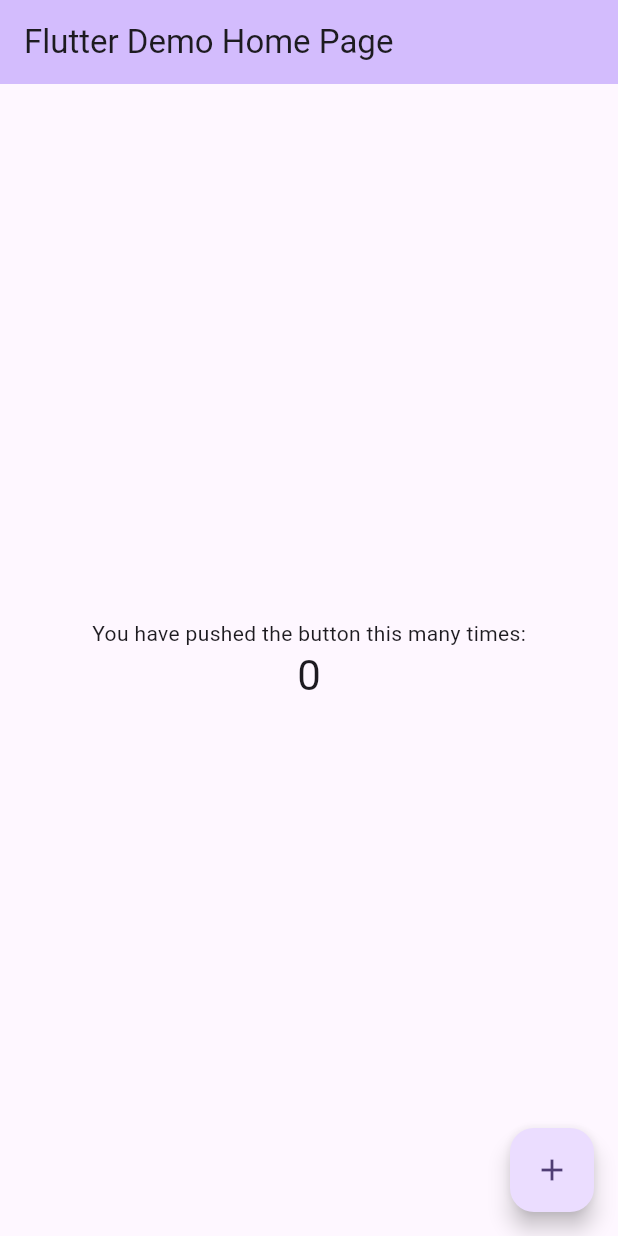
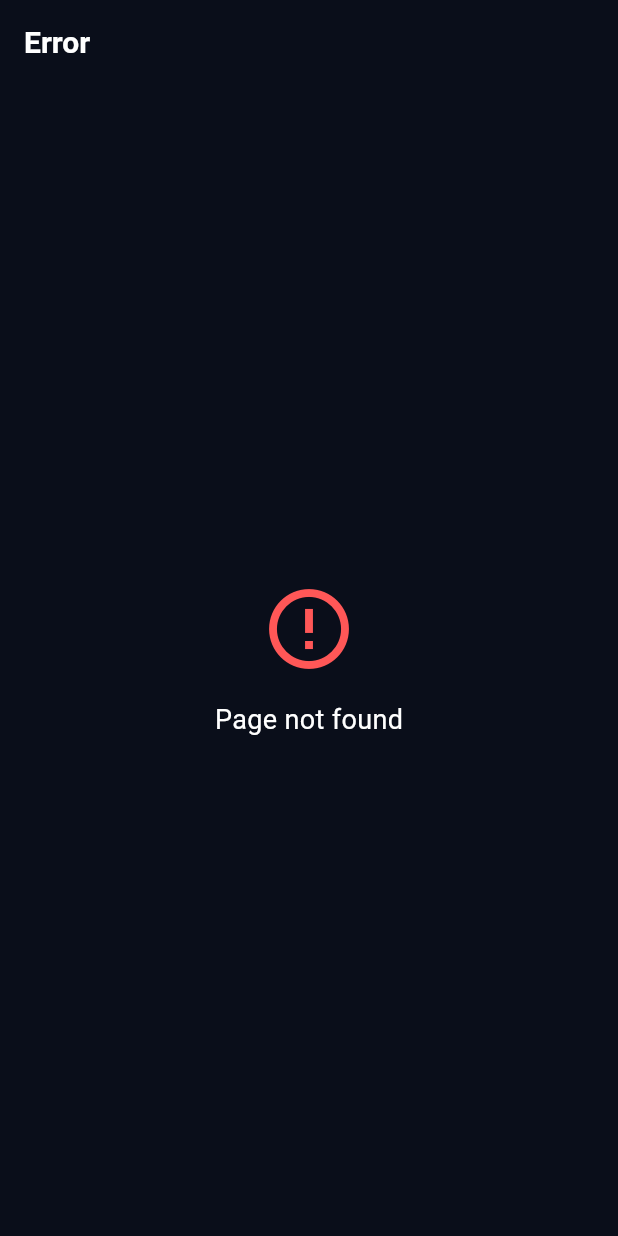
Before and after one commit to BrianPHL/fire-net, a Flutter app: the screen it shows after launch, on a phone screen of 412 x 824 dp. Run offline on Flutter 3.47's test engine with Material 3 defaults, Android fonts, the phone set to English and light mode, and no system bars.

Commit message:
feat(main): configure navigation and app setup

```diff
--- a/lib/main.dart
+++ b/lib/main.dart
@@ -1,121 +1,156 @@
 import 'package:flutter/material.dart';
+import 'core/theme/app_theme.dart';
+import 'core/theme/app_colors.dart';
+import 'core/constants/app_constants.dart';
+import 'routes/app_routes.dart';
+import 'features/auth/screens/login_screen.dart';
+import 'features/auth/screens/register_screen.dart';
+import 'features/user/screens/home_screen.dart';
+import 'features/user/screens/alerts_screen.dart';
+import 'features/user/screens/alert_history_screen.dart';
+import 'features/user/screens/alert_detail_screen.dart';
+import 'features/user/screens/sensor_detail_screen.dart';
+import 'models/alert.dart';
+import 'models/sensor_node.dart';
 
 void main() {
-  runApp(const MyApp());
+  runApp(const FireNetApp());
 }
 
-class MyApp extends StatelessWidget {
-  const MyApp({super.key});
+class FireNetApp extends StatelessWidget {
+  const FireNetApp({super.key});
 
-  // This widget is the root of your application.
   @override
   Widget build(BuildContext context) {
     return MaterialApp(
-      title: 'Flutter Demo',
-      theme: ThemeData(
-        // This is the theme of your application.
-        //
-        // TRY THIS: Try running your application with "flutter run". You'll see
-        // the application has a purple toolbar. Then, without quitting the app,
-        // try changing the seedColor in the colorScheme below to Colors.green
-        // and then invoke "hot reload" (save your changes or press the "hot
-        // reload" button in a Flutter-supported IDE, or press "r" if you used
-        // the command line to start the app).
-        //
-        // Notice that the counter didn't reset back to zero; the application
-        // state is not lost during the reload. To reset the state, use hot
-        // restart instead.
-        //
-        // This works for code too, not just values: Most code changes can be
-        // tested with just a hot reload.
-        colorScheme: .fromSeed(seedColor: Colors.deepPurple),
-      ),
-      home: const MyHomePage(title: 'Flutter Demo Home Page'),
+      title: AppConstants.appName,
+      debugShowCheckedModeBanner: false,
+      theme: AppTheme.darkTheme,
+      initialRoute: AppRoutes.initial,
+      onGenerateRoute: _onGenerateRoute,
     );
   }
-}
 
-class MyHomePage extends StatefulWidget {
-  const MyHomePage({super.key, required this.title});
+  Route<dynamic>? _onGenerateRoute(RouteSettings settings) {
+    switch (settings.name) {
+      // Auth routes
+      case AppRoutes.login:
+        return MaterialPageRoute(builder: (_) => const LoginScreen());
 
-  // This widget is the home page of your application. It is stateful, meaning
-  // that it has a State object (defined below) that contains fields that affect
-  // how it looks.
+      case AppRoutes.register:
+        return MaterialPageRoute(builder: (_) => const RegisterScreen());
 
-  // This class is the configuration for the state. It holds the values (in this
-  // case the title) provided by the parent (in this case the App widget) and
-  // used by the build method of the State. Fields in a Widget subclass are
-  // always marked "final".
+      // User routes
+      case AppRoutes.userHome:
+        return MaterialPageRoute(builder: (_) => const HomeScreen());
 
-  final String title;
+      case AppRoutes.alerts:
+        return MaterialPageRoute(builder: (_) => const AlertsScreen());
 
-  @override
-  State<MyHomePage> createState() => _MyHomePageState();
-}
+      case AppRoutes.alertHistory:
+        return MaterialPageRoute(builder: (_) => const AlertHistoryScreen());
 
-class _MyHomePageState extends State<MyHomePage> {
-  int _counter = 0;
+      case AppRoutes.alertDetail:
+        final alert = settings.arguments as Alert?;
+        if (alert != null) {
+          return MaterialPageRoute(
+            builder: (_) => AlertDetailScreen(alert: alert),
+          );
+        }
+        return _errorRoute('Alert not found');
 
-  void _incrementCounter() {
-    setState(() {
-      // This call to setState tells the Flutter framework that something has
-      // changed in this State, which causes it to rerun the build method below
-      // so that the display can reflect the updated values. If we changed
-      // _counter without calling setState(), then the build method would not be
-      // called again, and so nothing would appear to happen.
-      _counter++;
-    });
+      case AppRoutes.sensorDetail:
+        final sensor = settings.arguments as SensorNode?;
+        if (sensor != null) {
+          return MaterialPageRoute(
+            builder: (_) => SensorDetailScreen(sensor: sensor),
+          );
+        }
+        // Fallback to mock data if no sensor passed
+        return MaterialPageRoute(
+          builder: (_) => SensorDetailScreen(
+            sensor: SensorNode.getMockNodes().first,
+          ),
+        );
+
+      // Engineer routes (placeholder - not yet implemented)
+      case AppRoutes.engineerDashboard:
+        return _notImplementedRoute();
+
+      case AppRoutes.sensorManagement:
+        return _notImplementedRoute();
+
+      case AppRoutes.systemConfig:
+        return _notImplementedRoute();
+
+      default:
+        return _errorRoute('Page not found');
+    }
   }
 
-  @override
-  Widget build(BuildContext context) {
-    // This method is rerun every time setState is called, for instance as done
-    // by the _incrementCounter method above.
-    //
-    // The Flutter framework has been optimized to make rerunning build methods
-    // fast, so that you can just rebuild anything that needs updating rather
-    // than having to individually change instances of widgets.
-    return Scaffold(
-      appBar: AppBar(
-        // TRY THIS: Try changing the color here to a specific color (to
-        // Colors.amber, perhaps?) and trigger a hot reload to see the AppBar
-        // change color while the other colors stay the same.
-        backgroundColor: Theme.of(context).colorScheme.inversePrimary,
-        // Here we take the value from the MyHomePage object that was created by
-        // the App.build method, and use it to set our appbar title.
-        title: Text(widget.title),
-      ),
-      body: Center(
-        // Center is a layout widget. It takes a single child and positions it
-        // in the middle of the parent.
-        child: Column(
-          // Column is also a layout widget. It takes a list of children and
-          // arranges them vertically. By default, it sizes itself to fit its
-          // children horizontally, and tries to be as tall as its parent.
-          //
-          // Column has various properties to control how it sizes itself and
-          // how it positions its children. Here we use mainAxisAlignment to
-          // center the children vertically; the main axis here is the vertical
-          // axis because Columns are vertical (the cross axis would be
-          // horizontal).
-          //
-          // TRY THIS: Invoke "debug painting" (choose the "Toggle Debug Paint"
-          // action in the IDE, or press "p" in the console), to see the
-          // wireframe for each widget.
-          mainAxisAlignment: .center,
-          children: [
-            const Text('You have pushed the button this many times:'),
-            Text(
-              '$_counter',
-              style: Theme.of(context).textTheme.headlineMedium,
-            ),
-          ],
+  Route<dynamic> _errorRoute(String message) {
+    return MaterialPageRoute(
+      builder: (_) => Scaffold(
+        backgroundColor: AppColors.background,
+        appBar: AppBar(title: const Text('Error')),
+        body: Center(
+          child: Column(
+            mainAxisAlignment: MainAxisAlignment.center,
+            children: [
+              const Icon(
+                Icons.error_outline,
+                size: 64,
+                color: AppColors.danger,
+              ),
+              const SizedBox(height: 16),
+              Text(
+                message,
+                style: const TextStyle(
+                  color: AppColors.textPrimary,
+                  fontSize: 18,
+                ),
+              ),
+            ],
+          ),
         ),
       ),
-      floatingActionButton: FloatingActionButton(
-        onPressed: _incrementCounter,
-        tooltip: 'Increment',
-        child: const Icon(Icons.add),
+    );
+  }
+
+  Route<dynamic> _notImplementedRoute() {
+    return MaterialPageRoute(
+      builder: (_) => Scaffold(
+        backgroundColor: AppColors.background,
+        appBar: AppBar(title: const Text('Coming Soon')),
+        body: Center(
+          child: Column(
+            mainAxisAlignment: MainAxisAlignment.center,
+            children: [
+              const Icon(
+                Icons.construction,
+                size: 64,
+                color: AppColors.warning,
+              ),
+              const SizedBox(height: 16),
+              const Text(
+                'Engineer Feature',
+                style: TextStyle(
+                  color: AppColors.textPrimary,
+                  fontSize: 24,
+                  fontWeight: FontWeight.bold,
+                ),
+              ),
+              const SizedBox(height: 8),
+              const Text(
+                'This feature is not yet implemented',
+                style: TextStyle(
+                  color: AppColors.textSecondary,
+                  fontSize: 16,
+                ),
+              ),
+            ],
+          ),
+        ),
       ),
     );
   }
```
